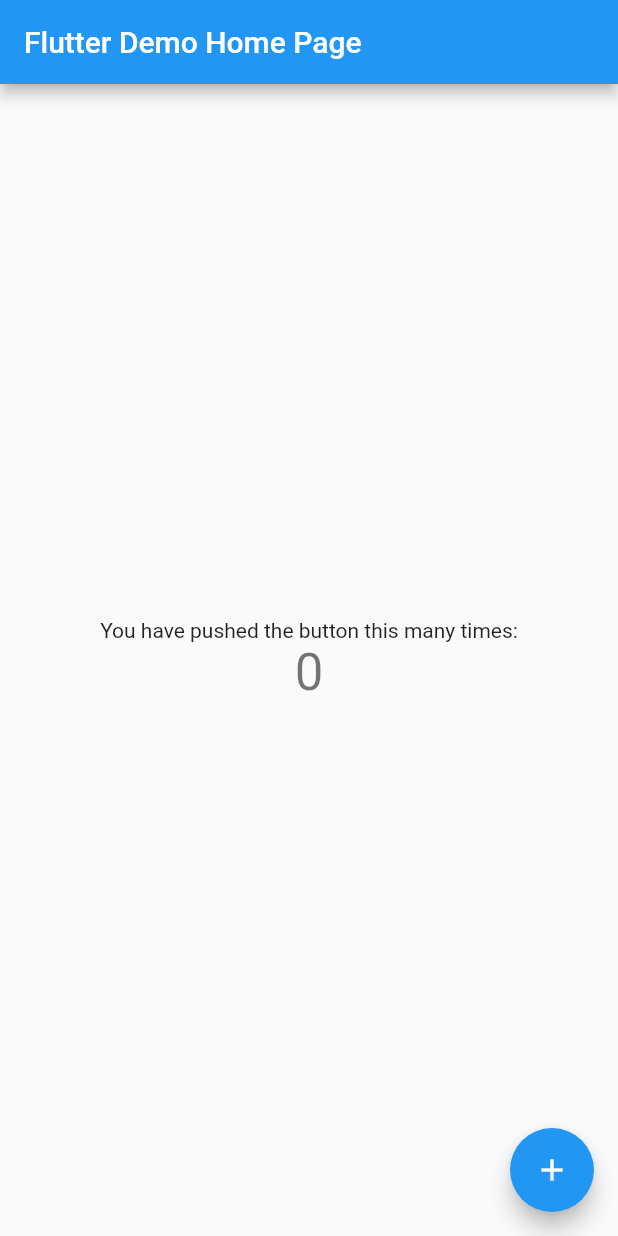
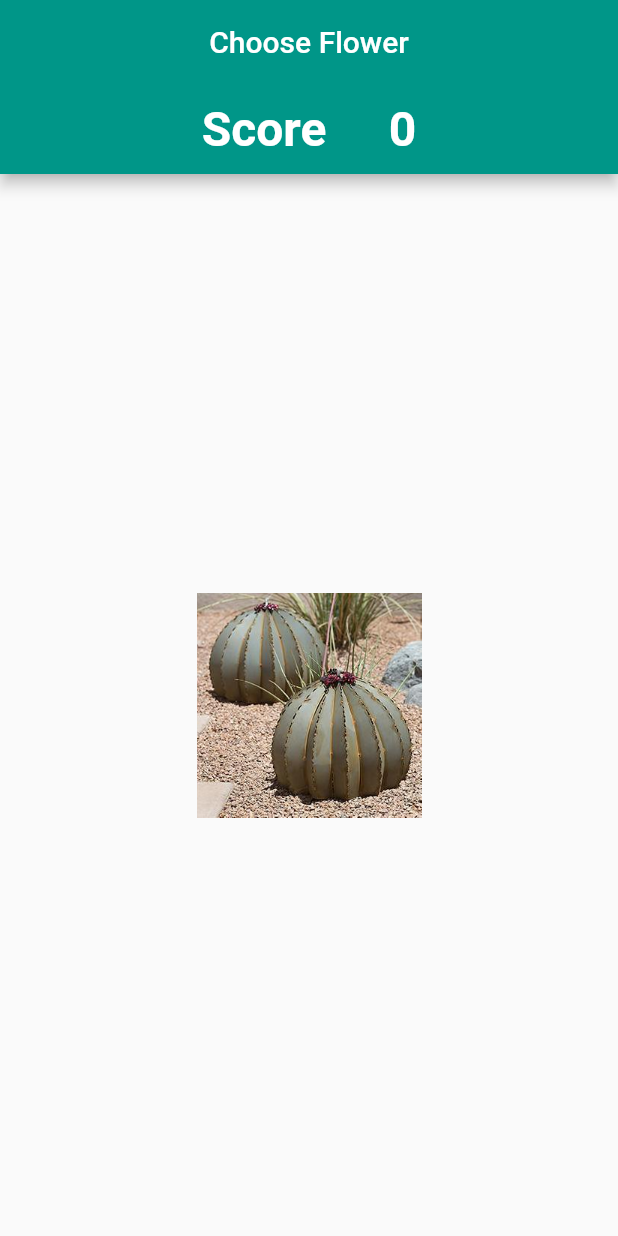
Before and after one commit to kritikasubba/Choose-Flower, a Flutter app: the screen it shows after launch, on a phone screen of 412 x 824 dp. Run offline on Flutter 3.47's test engine with Material 2 defaults, Android fonts, the phone set to English and light mode, and no system bars.

Commit message:
images added

```diff
--- a/lib/data/data.dart
+++ b/lib/data/data.dart
@@ -1 +1,23 @@
-final allflower = [];
+
+
+enum FlowerType{ desert, land }
+
+class Flower{
+  final String imageUrl;
+  final FlowerType type;
+
+  Flower({
+    required this.imageUrl,
+    required this.type
+  });
+
+}
+
+final allflowers = [
+  Flower(imageUrl: 'assets/flower1.jpg', type: FlowerType.land),
+  Flower(imageUrl: 'assets/flower2.jpg', type: FlowerType.land),
+  Flower(imageUrl: 'assets/cactus.jpg', type: FlowerType.desert),
+  Flower(imageUrl: 'assets/catus2.jpg', type: FlowerType.desert)
+
+
+];
--- a/lib/main.dart
+++ b/lib/main.dart
@@ -1,3 +1,4 @@
+import 'package:draggable/views/screens/draggable_base_screen.dart';
 import 'package:flutter/material.dart';
 
 void main() {
@@ -11,8 +12,10 @@ class MyApp extends StatelessWidget {
   @override
   Widget build(BuildContext context) {
     return MaterialApp(
+      debugShowCheckedModeBanner: false,
       title: 'Flutter Demo',
       theme: ThemeData(
+
         // This is the theme of your application.
         //
         // Try running your application with "flutter run". You'll see the
@@ -22,94 +25,9 @@ class MyApp extends StatelessWidget {
         // or simply save your changes to "hot reload" in a Flutter IDE).
         // Notice that the counter didn't reset back to zero; the application
         // is not restarted.
-        primarySwatch: Colors.blue,
+        primarySwatch: Colors.teal,
       ),
-      home: const MyHomePage(title: 'Flutter Demo Home Page'),
+      home: const DraggableBaseScreen(),
     );
   }
 }
-
-class MyHomePage extends StatefulWidget {
-  const MyHomePage({Key? key, required this.title}) : super(key: key);
-
-  // This widget is the home page of your application. It is stateful, meaning
-  // that it has a State object (defined below) that contains fields that affect
-  // how it looks.
-
-  // This class is the configuration for the state. It holds the values (in this
-  // case the title) provided by the parent (in this case the App widget) and
-  // used by the build method of the State. Fields in a Widget subclass are
-  // always marked "final".
-
-  final String title;
-
-  @override
-  State<MyHomePage> createState() => _MyHomePageState();
-}
-
-class _MyHomePageState extends State<MyHomePage> {
-  int _counter = 0;
-
-  void _incrementCounter() {
-    setState(() {
-      // This call to setState tells the Flutter framework that something has
-      // changed in this State, which causes it to rerun the build method below
-      // so that the display can reflect the updated values. If we changed
-      // _counter without calling setState(), then the build method would not be
-      // called again, and so nothing would appear to happen.
-      _counter++;
-    });
-  }
-
-  @override
-  Widget build(BuildContext context) {
-    // This method is rerun every time setState is called, for instance as done
-    // by the _incrementCounter method above.
-    //
-    // The Flutter framework has been optimized to make rerunning build methods
-    // fast, so that you can just rebuild anything that needs updating rather
-    // than having to individually change instances of widgets.
-    return Scaffold(
-      appBar: AppBar(
-        // Here we take the value from the MyHomePage object that was created by
-        // the App.build method, and use it to set our appbar title.
-        title: Text(widget.title),
-      ),
-      body: Center(
-        // Center is a layout widget. It takes a single child and positions it
-        // in the middle of the parent.
-        child: Column(
-          // Column is also a layout widget. It takes a list of children and
-          // arranges them vertically. By default, it sizes itself to fit its
-          // children horizontally, and tries to be as tall as its parent.
-          //
-          // Invoke "debug painting" (press "p" in the console, choose the
-          // "Toggle Debug Paint" action from the Flutter Inspector in Android
-          // Studio, or the "Toggle Debug Paint" command in Visual Studio Code)
-          // to see the wireframe for each widget.
-          //
-          // Column has various properties to control how it sizes itself and
-          // how it positions its children. Here we use mainAxisAlignment to
-          // center the children vertically; the main axis here is the vertical
-          // axis because Columns are vertical (the cross axis would be
-          // horizontal).
-          mainAxisAlignment: MainAxisAlignment.center,
-          children: <Widget>[
-            const Text(
-              'You have pushed the button this many times:',
-            ),
-            Text(
-              '$_counter',
-              style: Theme.of(context).textTheme.headline4,
-            ),
-          ],
-        ),
-      ),
-      floatingActionButton: FloatingActionButton(
-        onPressed: _incrementCounter,
-        tooltip: 'Increment',
-        child: const Icon(Icons.add),
-      ), // This trailing comma makes auto-formatting nicer for build methods.
-    );
-  }
-}
--- /dev/null
+++ b/lib/views/screens/draggable_base_screen.dart
@@ -0,0 +1,67 @@
+import 'package:draggable/data/data.dart';
+
+import 'package:draggable/views/widget/draggable_widget_screen.dart';
+import 'package:flutter/material.dart';
+
+class DraggableBaseScreen extends StatefulWidget {
+  const DraggableBaseScreen({Key? key}) : super(key: key);
+
+  @override
+  State<DraggableBaseScreen> createState() => _DraggableBaseScreenState();
+}
+
+class _DraggableBaseScreenState extends State<DraggableBaseScreen> {
+  final double height = 60;
+  final List<Flower> all = allflowers;
+  int score = 0;
+  @override
+  Widget build(BuildContext context) => Scaffold(
+        appBar: AppBar(
+          title: const Text('Choose Flower'),
+          centerTitle: true,
+          bottom: PreferredSize(
+            preferredSize: Size.fromHeight(height),
+            child: Container(
+              alignment: Alignment.center,
+              height: height,
+              child: _buildScore(score),
+            ),
+          ),
+        ),
+        body: Center(
+          child: buildOrigin(),
+        ),
+      );
+
+  Widget buildOrigin() {
+    return Stack(
+      children: all
+          .map((flower) => DraggableWidgetScreen(
+                flower: flower,
+              ))
+          .toList(),
+    );
+  }
+}
+
+Widget _buildScore(int score) {
+  const style =
+      TextStyle(fontSize: 32, fontWeight: FontWeight.bold, color: Colors.white);
+  return Row(
+    mainAxisAlignment: MainAxisAlignment.center,
+    children: [
+      const Text(
+        'Score',
+        style: style,
+      ),
+      SizedBox(
+        width: 60,
+        child: Text(
+          '$score',
+          textAlign: TextAlign.right,
+          style: style,
+        ),
+      )
+    ],
+  );
+}
--- /dev/null
+++ b/lib/views/widget/draggable_widget_screen.dart
@@ -0,0 +1,32 @@
+import 'package:flutter/material.dart';
+
+import '../../../data/data.dart';
+
+
+class DraggableWidgetScreen extends StatelessWidget {
+ final Flower flower;
+  const DraggableWidgetScreen({Key? key ,
+  required this.flower
+  }) : super(key: key);
+
+  static double size = 150;
+
+  @override
+  Widget build(BuildContext context) {
+    return Draggable<Flower>(
+      data: flower,
+      feedback: buildImage(),
+      child: buildImage() ,
+    );
+
+
+
+  }
+  Widget buildImage() {
+    return Container(
+      height: size,
+      width: size,
+      child: Image.asset(flower.imageUrl),
+    );
+  }
+}
--- a/pubspec.yaml
+++ b/pubspec.yaml
@@ -58,9 +58,9 @@ flutter:
   uses-material-design: true
 
   # To add assets to your application, add an assets section, like this:
-  # assets:
-  #   - images/a_dot_burr.jpeg
-  #   - images/a_dot_ham.jpeg
+  assets:
+    - assets/
+
 
   # An image asset can refer to one or more resolution-specific "variants", see
   # https://flutter.dev/assets-and-images/#resolution-aware
```
Also changed, not shown: assets/animal1.jpg (added), assets/animal2.jpg (added), assets/animal3.jpg (added), assets/cactus.jpg (added), assets/catus2.jpg (added), assets/flower1.jpg (added), assets/flower2.jpg (added), assets/flower3.jpg (added).
